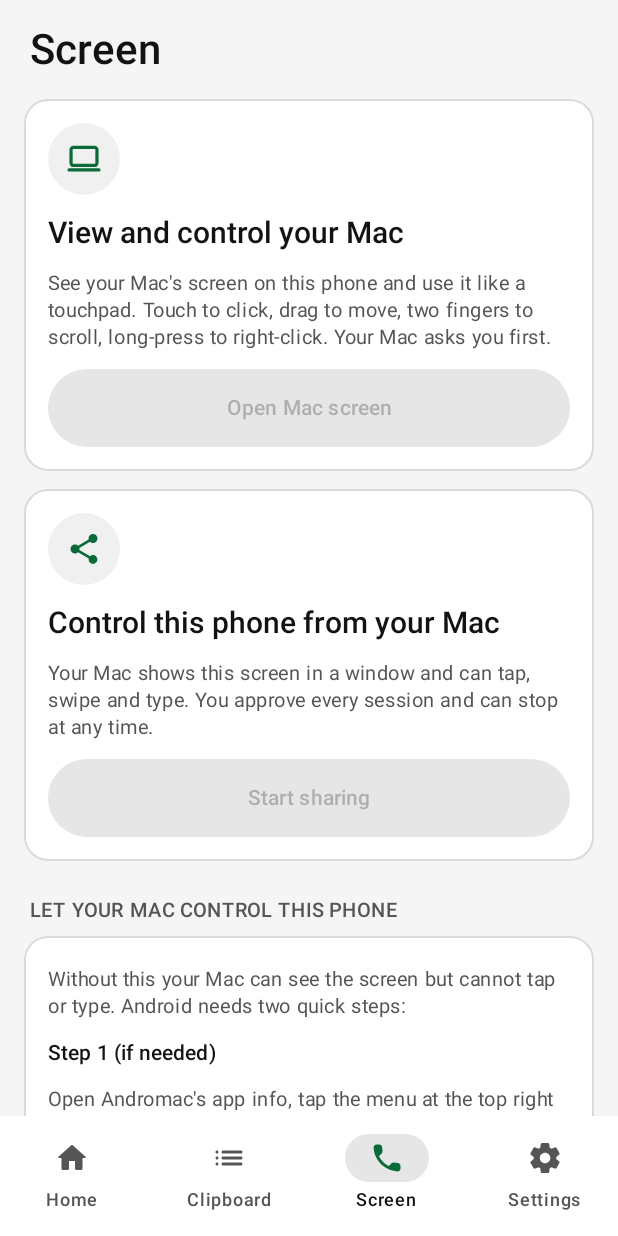
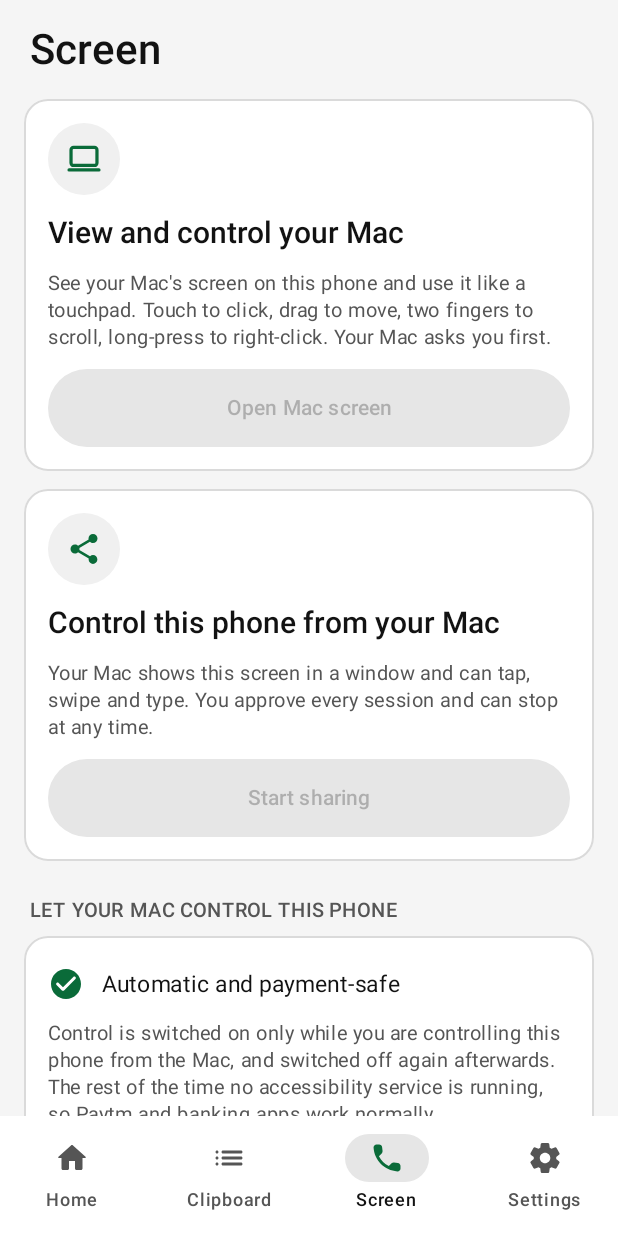
Before and after one commit to the-abhishekroy/andromac, an Android app built with Jetpack Compose: the screen it shows after launch (MainActivity), item 3 of the bottom bar chosen, on a phone screen of 412 x 824 dp. Run offline under Robolectric (Android 15) with nearby library versions, the phone set to English and light mode, and no system bars; pictures from the network do not load.

Commit message:
Android: control service on only during a session, no overlay permission (payment apps keep working)

```diff
--- a/android/app/src/main/AndroidManifest.xml
+++ b/android/app/src/main/AndroidManifest.xml
@@ -1,12 +1,12 @@
 <?xml version="1.0" encoding="utf-8"?>
-<manifest xmlns:android="http://schemas.android.com/apk/res/android">
+<manifest xmlns:android="http://schemas.android.com/apk/res/android" xmlns:tools="http://schemas.android.com/tools">
     <uses-permission android:name="android.permission.INTERNET"/>
     <uses-permission android:name="android.permission.QUERY_ALL_PACKAGES"/>
     <uses-permission android:name="android.permission.FOREGROUND_SERVICE"/>
     <uses-permission android:name="android.permission.FOREGROUND_SERVICE_DATA_SYNC"/>
     <uses-permission android:name="android.permission.POST_NOTIFICATIONS"/>
     <uses-permission android:name="android.permission.RECEIVE_SMS"/>
-    <uses-permission android:name="android.permission.SYSTEM_ALERT_WINDOW"/>
+    <uses-permission android:name="android.permission.WRITE_SECURE_SETTINGS" tools:ignore="ProtectedPermissions"/>
     <uses-permission android:name="android.permission.FOREGROUND_SERVICE_MEDIA_PROJECTION"/>
     <uses-permission android:name="android.permission.RECEIVE_BOOT_COMPLETED"/>
     <uses-permission android:name="android.permission.REQUEST_IGNORE_BATTERY_OPTIMIZATIONS"/>
--- a/android/app/src/main/java/app/andromac/LinkService.kt
+++ b/android/app/src/main/java/app/andromac/LinkService.kt
@@ -65,9 +65,8 @@ class LinkService : Service() {
         val cm = getSystemService(Context.CLIPBOARD_SERVICE) as ClipboardManager
         clipListener = ClipboardManager.OnPrimaryClipChangedListener {
             if (!Settings.syncClipboard) return@OnPrimaryClipChangedListener
-            val ok = runCatching { ClipHistory.captureLocal(this, cm) }.getOrDefault(false)
-            if (!ok && android.provider.Settings.canDrawOverlays(this))   // hidden from background apps: take focus briefly to read it
-                runCatching { startActivity(Intent(this, ClipboardPushActivity::class.java).addFlags(Intent.FLAG_ACTIVITY_NEW_TASK or Intent.FLAG_ACTIVITY_NO_ANIMATION)) }
+            // Android hides clipboard contents from background apps; what can be read is synced, the rest uses the Share action or tile.
+            runCatching { ClipHistory.captureLocal(this, cm) }
         }
         cm.addPrimaryClipChangedListener(clipListener)
     }
--- a/android/app/src/main/java/app/andromac/MainActivity.kt
+++ b/android/app/src/main/java/app/andromac/MainActivity.kt
@@ -168,7 +168,7 @@ private fun readPerms(ctx: Context): Perms {
         sms = has(Manifest.permission.RECEIVE_SMS),
         posts = Build.VERSION.SDK_INT < 33 || has(Manifest.permission.POST_NOTIFICATIONS),
         battery = ctx.getSystemService(PowerManager::class.java).isIgnoringBatteryOptimizations(ctx.packageName),
-        overlay = AndroidSettings.canDrawOverlays(ctx),
+        overlay = true,
     )
 }
 
@@ -201,12 +201,8 @@ private fun permSpecs(perms: Perms, includeA11y: Boolean, a11yOn: Boolean): List
             "Choose Allow so Android doesn't put Andromac to sleep and drop the connection in the background.", "Fix") {
             ctx.startActivity(Intent(AndroidSettings.ACTION_REQUEST_IGNORE_BATTERY_OPTIMIZATIONS, Uri.parse("package:${ctx.packageName}")))
         })
-        add(PermSpec(perms.overlay, "Display over other apps",
-            "Switch on Andromac in this list so what you copy on the phone reaches your Mac instantly, even when Andromac is in the background.", "Allow") {
-            ctx.startActivity(Intent(AndroidSettings.ACTION_MANAGE_OVERLAY_PERMISSION, Uri.parse("package:${ctx.packageName}")))
-        })
-        if (includeA11y) add(PermSpec(a11yOn, "Accessibility",
-            "Settings, Accessibility, Installed apps, Andromac: switch it on so your Mac can tap and type on this phone.", "Open") {
+        if (includeA11y && !A11yToggle.canToggle(ctx)) add(PermSpec(a11yOn, "Control from Mac (optional)",
+            "To keep payment apps working, Andromac can switch its control service on only during a session. That needs a one-time setup from your computer (see Screen tab). Without it, switch it on by hand: Settings, Accessibility, Installed apps, Andromac.", "Open") {
             ctx.startActivity(Intent(AndroidSettings.ACTION_ACCESSIBILITY_SETTINGS))
         })
     }
@@ -567,17 +563,20 @@ private fun ScreenTab(tick: Int) {
             }
         }
         Section("Let your Mac control this phone") {
-            if (a11yOn) Row(Modifier.padding(Sp.x4), verticalAlignment = Alignment.CenterVertically) {
-                Icon(Icons.Rounded.CheckCircle, null, tint = MaterialTheme.colorScheme.primary); Spacer(Modifier.width(Sp.x3))
-                Text("Accessibility is on for Andromac", style = MaterialTheme.typography.bodyLarge)
-            } else Column(Modifier.padding(Sp.x4), verticalArrangement = Arrangement.spacedBy(Sp.x3)) {
-                Body("Without this your Mac can see the screen but cannot tap or type. Android needs two quick steps:")
-                Text("Step 1 (if needed)", style = MaterialTheme.typography.titleSmall)
-                Body("Open Andromac's app info, tap the menu at the top right and choose Allow restricted settings. If you don't see it, go to step 2.")
-                TonalButton("Open Andromac app info") { appInfo(ctx) }
-                Text("Step 2", style = MaterialTheme.typography.titleSmall)
-                Body("Open Accessibility, pick Andromac under Installed apps, and switch it on.")
-                PrimaryButton("Open Accessibility") { ctx.startActivity(Intent(AndroidSettings.ACTION_ACCESSIBILITY_SETTINGS)) }
+            Column(Modifier.padding(Sp.x4), verticalArrangement = Arrangement.spacedBy(Sp.x3)) {
+                if (A11yToggle.canToggle(ctx)) {
+                    Row(verticalAlignment = Alignment.CenterVertically) {
+                        Icon(Icons.Rounded.CheckCircle, null, tint = MaterialTheme.colorScheme.primary); Spacer(Modifier.width(Sp.x3))
+                        Text("Automatic and payment-safe", style = MaterialTheme.typography.bodyLarge)
+                    }
+                    Body("Control is switched on only while you are controlling this phone from the Mac, and switched off again afterwards. The rest of the time no accessibility service is running, so Paytm and banking apps work normally.")
+                } else {
+                    Body("Payment apps (Paytm, banks, UPI) refuse to work while an accessibility service that can tap for another device is on. To keep both working, Andromac can switch it on only during a session. One-time setup from your computer, with the phone connected over USB debugging:")
+                    Text("adb shell pm grant app.andromac android.permission.WRITE_SECURE_SETTINGS",
+                        style = MaterialTheme.typography.bodyMedium.copy(fontFamily = androidx.compose.ui.text.font.FontFamily.Monospace))
+                    Body("Or skip this and switch the service on by hand in Settings, Accessibility, Installed apps, Andromac, only when you need Mac control (and off before paying).")
+                    TonalButton("Open Accessibility") { ctx.startActivity(Intent(AndroidSettings.ACTION_ACCESSIBILITY_SETTINGS)) }
+                }
             }
         }
         if (!Link.isPaired) Body("Pair your Mac on the Home tab first.", Modifier.padding(horizontal = Sp.x2))
--- a/android/app/src/main/java/app/andromac/ScreenShare.kt
+++ b/android/app/src/main/java/app/andromac/ScreenShare.kt
@@ -103,6 +103,7 @@ class ScreenShareService : Service() {
         codec = c
         display = p.createVirtualDisplay("andromac", w, h, resources.displayMetrics.densityDpi,
             DisplayManager.VIRTUAL_DISPLAY_FLAG_AUTO_MIRROR, surface, null, null)
+        A11yToggle.enable(this)       // control service is on only for the duration of this session
         running = true
         Link.send("screen_started", JSONObject().put("w", w).put("h", h))
         Thread({ drain(c) }, "andromac-encoder").start()
@@ -187,6 +188,7 @@ class ScreenShareService : Service() {
     }
 
     override fun onDestroy() {
+        A11yToggle.disable(this)
         running = false
         runCatching { getSystemService(DisplayManager::class.java).unregisterDisplayListener(displayListener) }
         ScreenShareState.active = false
```
Also changed, not shown: android/app/src/main/java/app/andromac/A11yToggle.kt (added, +41 -0 lines), 1 other file.
